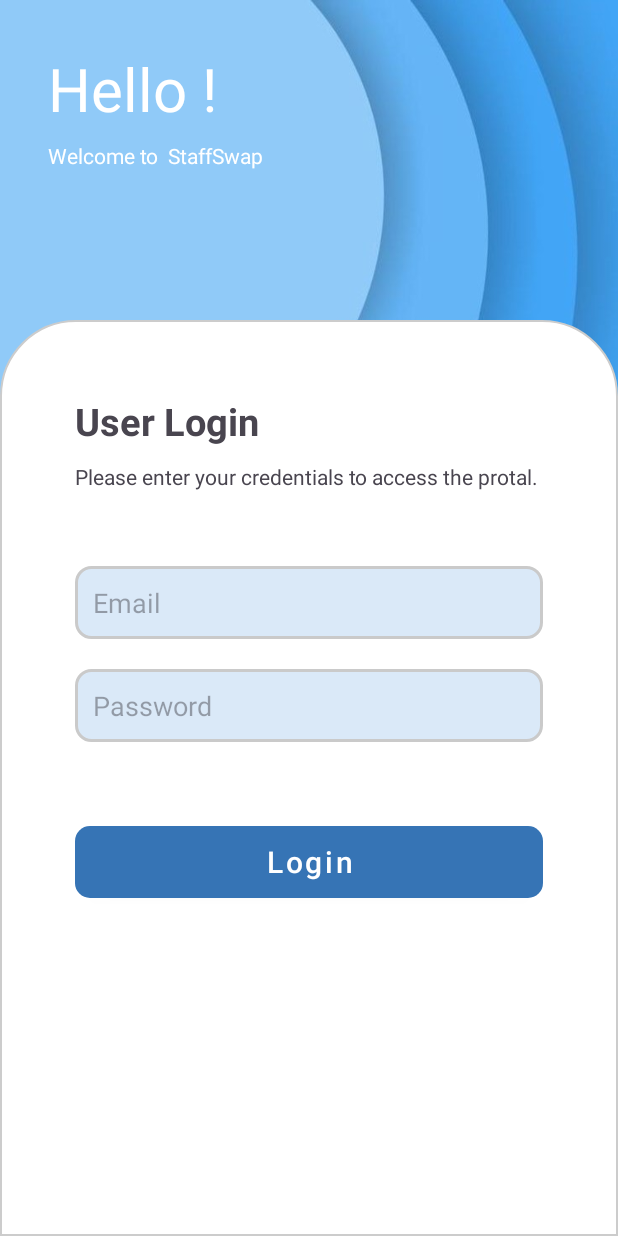
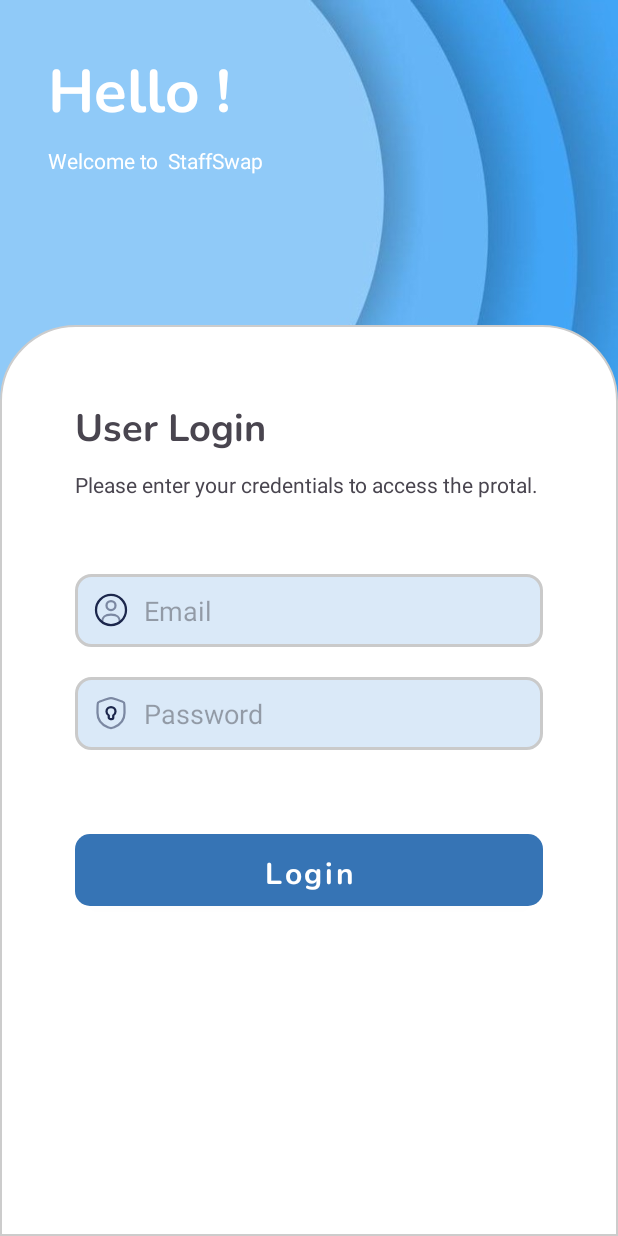
Before and after one commit to StaffSwap/AndroidApp, an Android app: the screen it shows after launch (UserLoginActivity), on a phone screen of 412 x 824 dp. Run offline under Robolectric (Android 15) with nearby library versions, the phone set to English and light mode, and no system bars.

Commit message:
Update SVG

```diff
--- /dev/null
+++ b/StaffSwap/app/src/main/res/drawable/lock.xml
@@ -0,0 +1,19 @@
+<vector xmlns:android="http://schemas.android.com/apk/res/android"
+    android:width="24dp"
+    android:height="24dp"
+    android:viewportWidth="24"
+    android:viewportHeight="24">
+  <path
+      android:pathData="M3,10.417C3,7.219 3,5.62 3.378,5.082C3.755,4.545 5.258,4.03 8.265,3.001L8.838,2.805C10.405,2.268 11.189,2 12,2C12.811,2 13.595,2.268 15.162,2.805L15.735,3.001C18.742,4.03 20.245,4.545 20.622,5.082C21,5.62 21,7.219 21,10.417C21,10.9 21,11.423 21,11.991C21,17.629 16.761,20.365 14.101,21.527C13.38,21.842 13.019,22 12,22C10.981,22 10.62,21.842 9.899,21.527C7.239,20.365 3,17.629 3,11.991C3,11.423 3,10.9 3,10.417Z"
+      android:strokeAlpha="0.5"
+      android:strokeWidth="1.5"
+      android:fillColor="#00000000"
+      android:strokeColor="#1C274C"
+      android:fillAlpha="0.5"/>
+  <path
+      android:pathData="M11.5,16H12.5C13.052,16 13.5,15.552 13.5,15V13.599C14.397,13.08 15,12.11 15,11C15,9.343 13.657,8 12,8C10.343,8 9,9.343 9,11C9,12.11 9.603,13.08 10.5,13.599V15C10.5,15.552 10.948,16 11.5,16Z"
+      android:strokeLineJoin="round"
+      android:strokeWidth="1.5"
+      android:fillColor="#00000000"
+      android:strokeColor="#1C274C"/>
+</vector>
--- /dev/null
+++ b/StaffSwap/app/src/main/res/drawable/user.xml
@@ -0,0 +1,26 @@
+<vector xmlns:android="http://schemas.android.com/apk/res/android"
+    android:width="24dp"
+    android:height="24dp"
+    android:viewportWidth="24"
+    android:viewportHeight="24">
+  <path
+      android:pathData="M12,9m-3,0a3,3 0,1 1,6 0a3,3 0,1 1,-6 0"
+      android:strokeAlpha="0.5"
+      android:strokeWidth="1.5"
+      android:fillColor="#00000000"
+      android:strokeColor="#1C274C"
+      android:fillAlpha="0.5"/>
+  <path
+      android:pathData="M12,12m-10,0a10,10 0,1 1,20 0a10,10 0,1 1,-20 0"
+      android:strokeWidth="1.5"
+      android:fillColor="#00000000"
+      android:strokeColor="#1C274C"/>
+  <path
+      android:pathData="M17.969,20C17.81,17.108 16.925,15 12,15C7.075,15 6.19,17.108 6.031,20"
+      android:strokeAlpha="0.5"
+      android:strokeWidth="1.5"
+      android:fillColor="#00000000"
+      android:strokeColor="#1C274C"
+      android:fillAlpha="0.5"
+      android:strokeLineCap="round"/>
+</vector>
--- a/StaffSwap/app/src/main/res/layout/activity_user_login.xml
+++ b/StaffSwap/app/src/main/res/layout/activity_user_login.xml
@@ -14,6 +14,7 @@
         android:layout_height="wrap_content"
         android:layout_marginStart="32dp"
         android:layout_marginTop="32dp"
+        android:fontFamily="@font/nunito_bold"
         android:text="Hello !"
         android:textColor="@color/white"
         android:textSize="40sp"
@@ -55,6 +56,7 @@
             android:layout_marginTop="50dp"
             android:layout_marginRight="50dp"
             android:layout_marginBottom="10dp"
+            android:fontFamily="@font/nunito_bold"
             android:text="User Login"
             android:textSize="25sp"
             android:textStyle="bold" />
@@ -75,7 +77,7 @@
             android:layout_marginLeft="50dp"
             android:layout_marginRight="50dp"
             android:background="@drawable/edit_text_background"
-
+            android:drawableLeft="@drawable/user"
             android:drawablePadding="10dp"
             android:ems="10"
             android:hint="Email"
@@ -91,7 +93,7 @@
             android:layout_marginTop="20dp"
             android:layout_marginRight="50dp"
             android:background="@drawable/edit_text_background"
-
+            android:drawableLeft="@drawable/lock"
             android:drawablePadding="10dp"
             android:ems="10"
             android:hint="Password"
@@ -104,6 +106,7 @@
             android:layout_width="match_parent"
             android:layout_height="60dp"
             android:layout_margin="50dp"
+            android:fontFamily="@font/nunito_bold"
             android:text="Login"
             android:textAllCaps="false"
             android:textSize="20sp" />
--- a/StaffSwap/app/src/main/res/values/stlyes.xml
+++ b/StaffSwap/app/src/main/res/values/stlyes.xml
@@ -5,7 +5,7 @@
         <item name="cornerRadius">10dp</item>
         <item name="android:textColor">@android:color/white</item>
         <item name="android:paddingBottom">10dp</item>
-        <item name="android:paddingTop">10dp</item>
+        <item name="android:paddingTop">12dp</item>
         <item name="rippleColor">@color/blue_4</item>
 
 
```
Also changed, not shown: StaffSwap/app/src/main/res/drawable/add.xml (added, +7 -0 lines), StaffSwap/app/src/main/res/drawable/leave.xml (added, +9 -0 lines), StaffSwap/app/src/main/res/drawable/note.xml (added, +36 -0 lines), StaffSwap/app/src/main/res/drawable/timetable.xml (added, +36 -0 lines), StaffSwap/app/src/main/res/font/nunito_bold.ttf (added).
